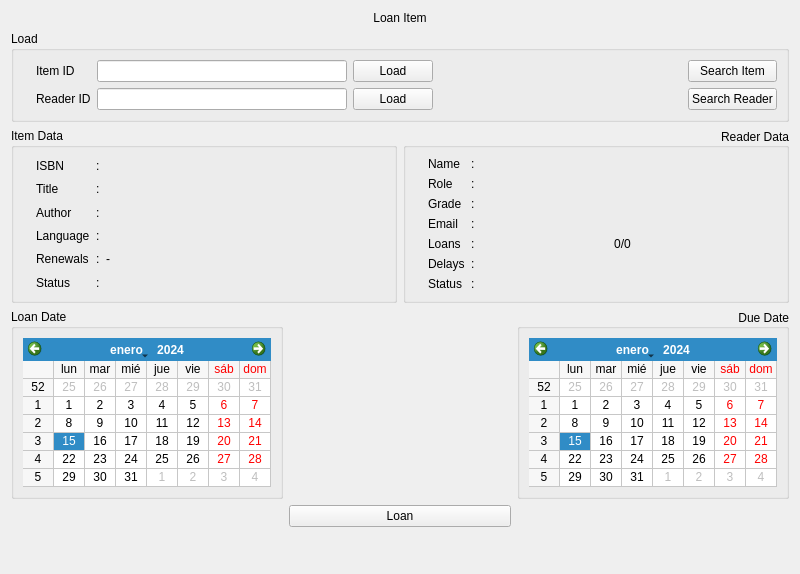
First picture: the form in src/Gui/mLoanReturnBook.ui, repository cagonza6/Buho, before the edit.
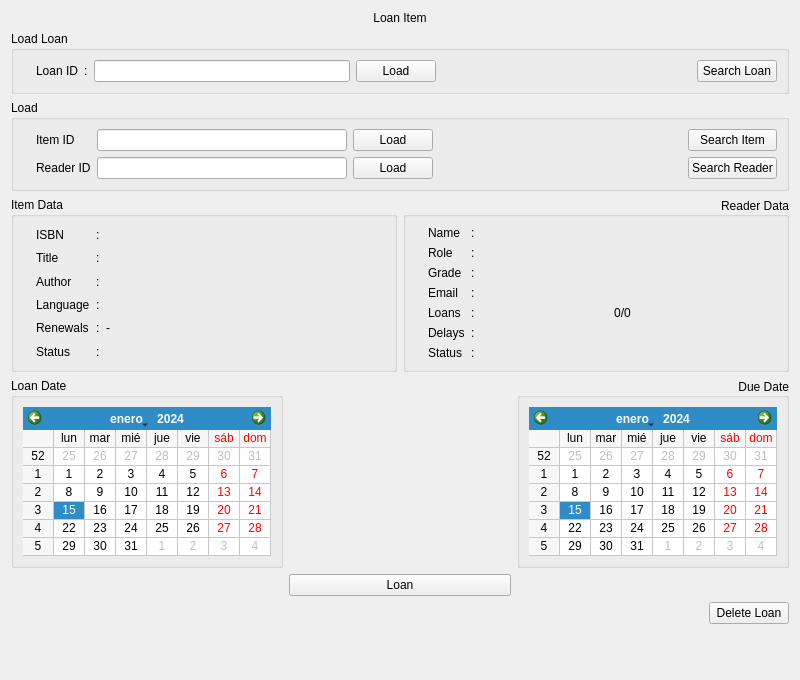
Second picture: the form after the edit. Icons and pictures are not drawn.

Patch:
```diff
--- a/src/Gui/mLoanReturnBook.ui
+++ b/src/Gui/mLoanReturnBook.ui
@@ -7,7 +7,7 @@
     <x>0</x>
     <y>0</y>
     <width>800</width>
-    <height>574</height>
+    <height>680</height>
    </rect>
   </property>
   <property name="minimumSize">
@@ -36,6 +36,73 @@
      </property>
     </widget>
    </item>
+   <item>
+    <widget class="QGroupBox" name="frameMasterID">
+     <property name="title">
+      <string>Load Loan</string>
+     </property>
+     <layout class="QHBoxLayout" name="horizontalLayout_6">
+      <item>
+       <widget class="QLabel" name="check_MId">
+        <property name="text">
+         <string/>
+        </property>
+        <property name="pixmap">
+         <pixmap resource="myicons.qrc">:/status/resources/pixmap/icons/status/status-no.png</pixmap>
+        </property>
+       </widget>
+      </item>
+      <item>
+       <widget class="QLabel" name="MId_Name">
+        <property name="text">
+         <string>Loan ID</string>
+        </property>
+       </widget>
+      </item>
+      <item>
+       <widget class="QLabel" name="label_colon11">
+        <property name="text">
+         <string>:</string>
+        </property>
+       </widget>
+      </item>
+      <item>
+       <layout class="QHBoxLayout" name="horizontalLayout_7">
+        <item>
+         <widget class="QLineEdit" name="fieldMasterId"/>
+        </item>
+        <item>
+         <widget class="QPushButton" name="buttonLoadMasterId">
+          <property name="text">
+           <string>Load</string>
+          </property>
+         </widget>
+        </item>
+        <item>
+         <spacer name="horizontalSpacer">
+          <property name="orientation">
+           <enum>Qt::Horizontal</enum>
+          </property>
+          <property name="sizeHint" stdset="0">
+           <size>
+            <width>40</width>
+            <height>20</height>
+           </size>
+          </property>
+         </spacer>
+        </item>
+        <item>
+         <widget class="QPushButton" name="buttonSearchMasterId">
+          <property name="text">
+           <string>Search Loan</string>
+          </property>
+         </widget>
+        </item>
+       </layout>
+      </item>
+     </layout>
+    </widget>
+   </item>
    <item>
     <widget class="QGroupBox" name="groupLoad">
      <property name="title">
@@ -96,19 +163,6 @@
         </property>
        </widget>
       </item>
-      <item row="1" column="4">
-       <spacer name="horizontalSpacer_7">
-        <property name="orientation">
-         <enum>Qt::Horizontal</enum>
-        </property>
-        <property name="sizeHint" stdset="0">
-         <size>
-          <width>40</width>
-          <height>20</height>
-         </size>
-        </property>
-       </spacer>
-      </item>
       <item row="0" column="5">
        <widget class="QPushButton" name="buttonSearchBook">
         <property name="text">
@@ -497,37 +551,6 @@
    </item>
    <item>
     <layout class="QGridLayout" name="gridLayout_2">
-     <item row="0" column="2">
-      <widget class="QGroupBox" name="groupCalendarDueDate">
-       <property name="title">
-        <string>Due Date</string>
-       </property>
-       <property name="alignment">
-        <set>Qt::AlignRight|Qt::AlignTrailing|Qt::AlignVCenter</set>
-       </property>
-       <layout class="QHBoxLayout" name="horizontalLayout_2">
-        <item>
-         <widget class="QCalendarWidget" name="calendarDueDay">
-          <property name="sizePolicy">
-           <sizepolicy hsizetype="Fixed" vsizetype="Fixed">
-            <horstretch>0</horstretch>
-            <verstretch>0</verstretch>
-           </sizepolicy>
-          </property>
-          <property name="locale">
-           <locale language="Spanish" country="Chile"/>
-          </property>
-          <property name="firstDayOfWeek">
-           <enum>Qt::Monday</enum>
-          </property>
-          <property name="gridVisible">
-           <bool>true</bool>
-          </property>
-         </widget>
-        </item>
-       </layout>
-      </widget>
-     </item>
      <item row="0" column="0">
       <widget class="QGroupBox" name="groupCalendarLoanDate">
        <property name="title">
@@ -596,6 +619,61 @@
       <widget class="QPushButton" name="buttonAction">
        <property name="text">
         <string>Loan</string>
+       </property>
+      </widget>
+     </item>
+     <item row="0" column="2">
+      <widget class="QGroupBox" name="groupCalendarDueDate">
+       <property name="title">
+        <string>Due Date</string>
+       </property>
+       <property name="alignment">
+        <set>Qt::AlignRight|Qt::AlignTrailing|Qt::AlignVCenter</set>
+       </property>
+       <layout class="QHBoxLayout" name="horizontalLayout_2">
+        <item>
+         <widget class="QCalendarWidget" name="calendarDueDay">
+          <property name="sizePolicy">
+           <sizepolicy hsizetype="Fixed" vsizetype="Fixed">
+            <horstretch>0</horstretch>
+            <verstretch>0</verstretch>
+           </sizepolicy>
+          </property>
+          <property name="locale">
+           <locale language="Spanish" country="Chile"/>
+          </property>
+          <property name="firstDayOfWeek">
+           <enum>Qt::Monday</enum>
+          </property>
+          <property name="gridVisible">
+           <bool>true</bool>
+          </property>
+         </widget>
+        </item>
+       </layout>
+      </widget>
+     </item>
+    </layout>
+   </item>
+   <item>
+    <layout class="QHBoxLayout" name="horizontalLayout_3">
+     <item>
+      <spacer name="horizontalSpacer_2">
+       <property name="orientation">
+        <enum>Qt::Horizontal</enum>
+       </property>
+       <property name="sizeHint" stdset="0">
+        <size>
+         <width>40</width>
+         <height>20</height>
+        </size>
+       </property>
+      </spacer>
+     </item>
+     <item>
+      <widget class="QPushButton" name="btn_delete">
+       <property name="text">
+        <string>Delete Loan</string>
        </property>
       </widget>
      </item>
```
